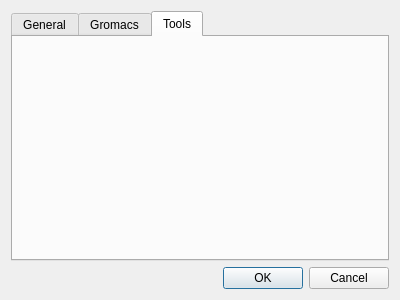
Old version of the form ui/preferencesdialog.ui in the repository breuerss/gromacs-ui.
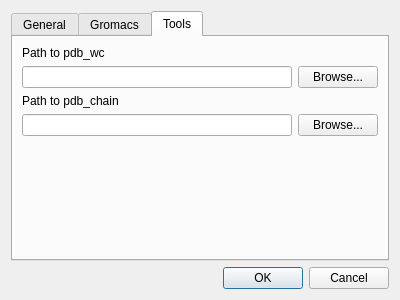
New version of the form. The open tabs and pages were chosen to show the change.

What changed in the file:
```diff
--- a/ui/preferencesdialog.ui
+++ b/ui/preferencesdialog.ui
@@ -115,6 +115,71 @@
         <attribute name="title">
          <string>Tools</string>
         </attribute>
+        <layout class="QVBoxLayout" name="verticalLayout_8">
+         <item>
+          <layout class="QVBoxLayout" name="verticalLayout_6">
+           <item>
+            <widget class="QLabel" name="pdbwcLabel">
+             <property name="text">
+              <string>Path to pdb_wc</string>
+             </property>
+            </widget>
+           </item>
+           <item>
+            <layout class="QHBoxLayout" name="horizontalLayout_4">
+             <item>
+              <widget class="QLineEdit" name="pdbwc"/>
+             </item>
+             <item>
+              <widget class="QPushButton" name="buttonBrowsePdbwc">
+               <property name="text">
+                <string>Browse...</string>
+               </property>
+              </widget>
+             </item>
+            </layout>
+           </item>
+          </layout>
+         </item>
+         <item>
+          <layout class="QVBoxLayout" name="verticalLayout_7">
+           <item>
+            <widget class="QLabel" name="pdbchainLabel">
+             <property name="text">
+              <string>Path to pdb_chain</string>
+             </property>
+            </widget>
+           </item>
+           <item>
+            <layout class="QHBoxLayout" name="horizontalLayout_5">
+             <item>
+              <widget class="QLineEdit" name="pdbchain"/>
+             </item>
+             <item>
+              <widget class="QPushButton" name="buttonBrowsePdbchain">
+               <property name="text">
+                <string>Browse...</string>
+               </property>
+              </widget>
+             </item>
+            </layout>
+           </item>
+          </layout>
+         </item>
+         <item>
+          <spacer name="verticalSpacer_3">
+           <property name="orientation">
+            <enum>Qt::Vertical</enum>
+           </property>
+           <property name="sizeHint" stdset="0">
+            <size>
+             <width>20</width>
+             <height>81</height>
+            </size>
+           </property>
+          </spacer>
+         </item>
+        </layout>
        </widget>
       </widget>
      </item>
```
Left out of the diff: 2 changed lines with no effect on the pictures.
